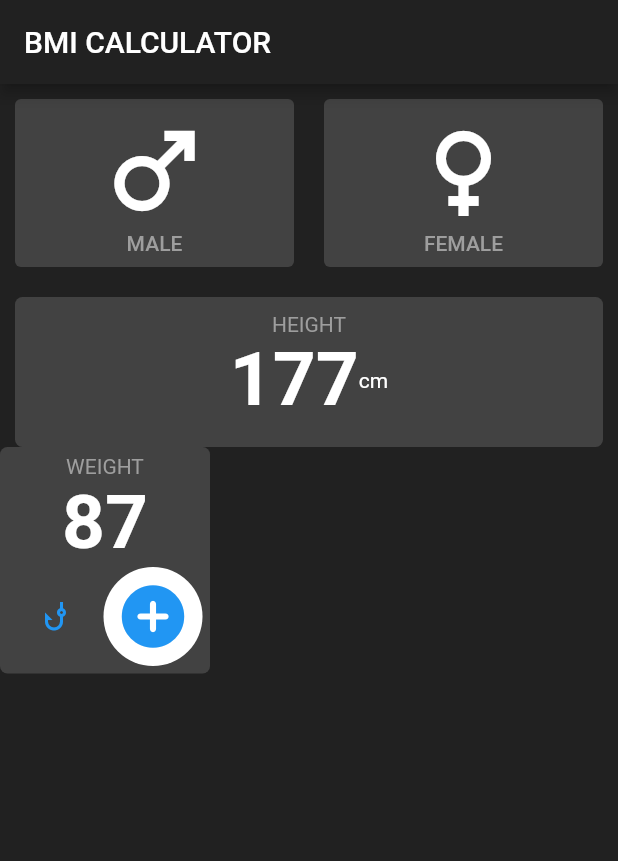
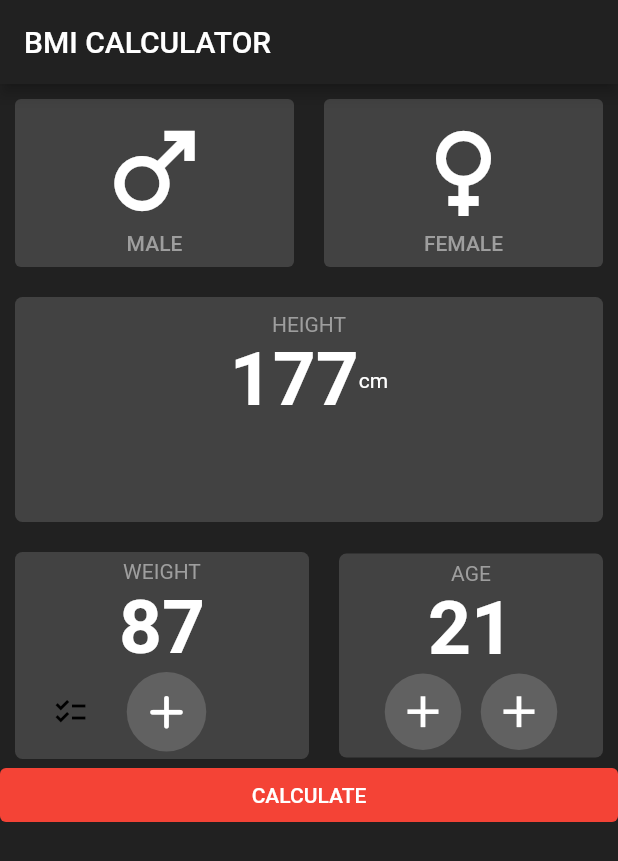
Before and after one commit to Abhishek-J-B-R-I/bmilogic, a Flutter app: the screen it shows after launch, on a phone screen of 412 x 824 dp. Shown: the top 861 px of the screen. Run offline on Flutter 3.47's test engine with Material 2 defaults, Android fonts, the phone set to English and light mode, and no system bars.

Commit message:
gui design completed from my side

```diff
--- a/lib/main.dart
+++ b/lib/main.dart
@@ -48,7 +48,7 @@ class _bmiState extends State<bmi> {
                             ),)
                           ],
                         ),
-                    style: ButtonStyle(backgroundColor: MaterialStateProperty.all(Colors.grey.shade800)),
+                    style: ButtonStyle(backgroundColor: MaterialStateProperty.all(Colors.grey.shade800),),
                     ),
                   ),
                   SizedBox(width: 20,),
@@ -88,7 +88,7 @@ class _bmiState extends State<bmi> {
 
 
                       //color: Colors.grey.shade800,
-                      height: 100,
+                      height: 150,
                       //width: double.infinity,
                       child: Column(
                         //mainAxisAlignment: MainAxisAlignment.center,
@@ -99,6 +99,7 @@ class _bmiState extends State<bmi> {
 
                           ),),
                           Row(
+                            crossAxisAlignment: CrossAxisAlignment.center,
                             mainAxisAlignment: MainAxisAlignment.center,
                             children: [
                               Text('177',style: TextStyle(color: Colors.white,
@@ -121,7 +122,9 @@ class _bmiState extends State<bmi> {
 
               Row(
                 children: [
-                  Container(
+                  Expanded(
+                    child: Container(
+                      margin: EdgeInsets.only(top: 20,left: 10),
                       padding: EdgeInsets.all(5),
                       decoration: BoxDecoration(
                         color: Colors.grey.shade800,
@@ -138,16 +141,58 @@ class _bmiState extends State<bmi> {
                           ),
                           Row(
                             children: [
-                            TextButton(onPressed: (){ print('low');}, child: Icon(Icons.phishing)),
-                            TextButton(onPressed: (){ print('high');}, child: Icon(Icons.add_circle_rounded,size: 50,  ),
-                            style: ButtonStyle(backgroundColor: MaterialStateProperty.all(Colors.white) , shape: MaterialStateProperty.all(CircleBorder()),),
+                              TextButton(onPressed: (){ print('low');}, child: Icon(
+                                  const IconData(0xe15b, fontFamily: 'MaterialIcons'),
+                                  color: Colors.black),
+                                //backgroundColor: Colors.white,
+                              ),
+                              TextButton(onPressed: (){ print('high');}, child: Icon(Icons.add_rounded ,size: 37, color: Colors.white, ),
+                              style: ButtonStyle(backgroundColor: MaterialStateProperty.all(Colors.grey.shade700) , shape: MaterialStateProperty.all(CircleBorder()),),
 
                               )
                             ],
                           )
                         ],
                       ),
+                    ),
+                  ),
+                  Expanded(
+                    child: Container(
+                      margin: EdgeInsets.only(left: 20, top: 20,right: 10),
+
+                      decoration: BoxDecoration(
+                        color: Colors.grey.shade800,
+                        borderRadius: BorderRadius.circular(5),
+
+
+                      ),
+                      padding: EdgeInsets.all(5),
+                      //color: Colors.grey.shade800,
+                      child: Column(
+                        crossAxisAlignment: CrossAxisAlignment.center,
+                        children: [
+                          Text('AGE', style: TextStyle(color: Colors.grey),),
+                          Text('21',style: TextStyle(color: Colors.white, fontSize: 50 , fontWeight: FontWeight.bold) , ),
+                          Row(
+                            mainAxisAlignment: MainAxisAlignment.center,
+                            //crossAxisAlignment: CrossAxisAlignment.center,
+                            children: [
+                              TextButton(onPressed: (){print('minus');}, child: Icon(Icons.add, color: Colors.white,size: 35) ,
+                              style: ButtonStyle(backgroundColor: MaterialStateProperty.all(Colors.grey.shade700),shape: MaterialStateProperty.all(CircleBorder())),),
+                              TextButton(onPressed: (){print('plus');}, child: Icon(Icons.add, color: Colors.white, size: 35,),
+                              style: ButtonStyle( backgroundColor: MaterialStateProperty.all(Colors.grey.shade700),shape: MaterialStateProperty.all(CircleBorder())),)
+                            ],
                           )
+                        ],
+                      ),
+                    ),
+                  )
+                ],
+              ),
+              Column(
+                crossAxisAlignment: CrossAxisAlignment.stretch,
+                children: [
+                  TextButton(onPressed: (){print('calculate' );}, child: Text('CALCULATE', style: TextStyle(color: Colors.white),),style: ButtonStyle(backgroundColor: MaterialStateProperty.all(Colors.red),),),
                 ],
               )
             ],
```
Lines whose indentation alone changed are shown as unchanged.
